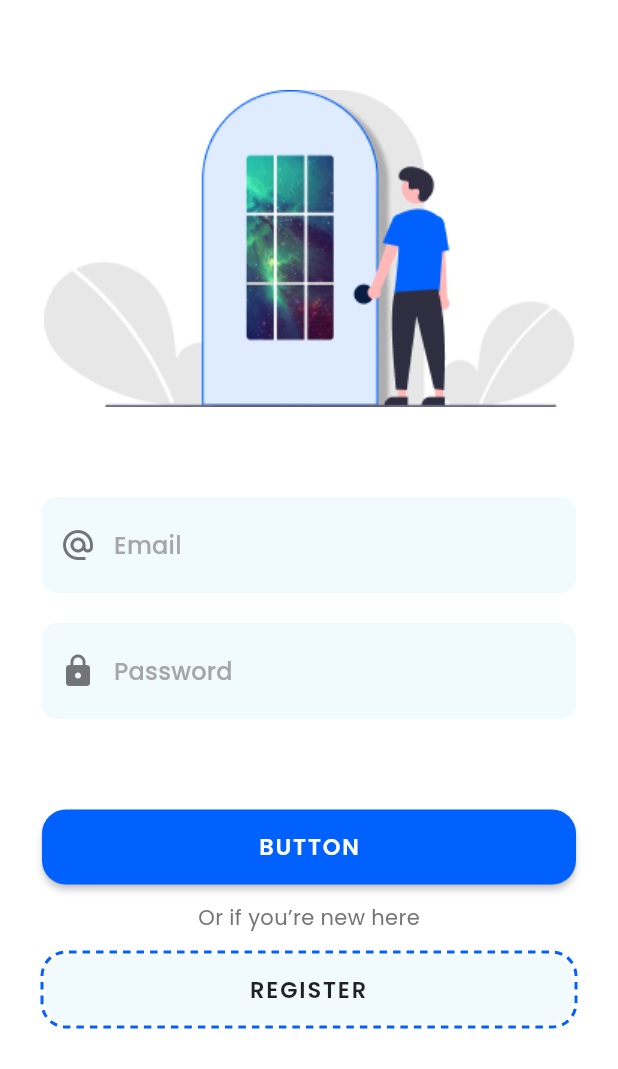
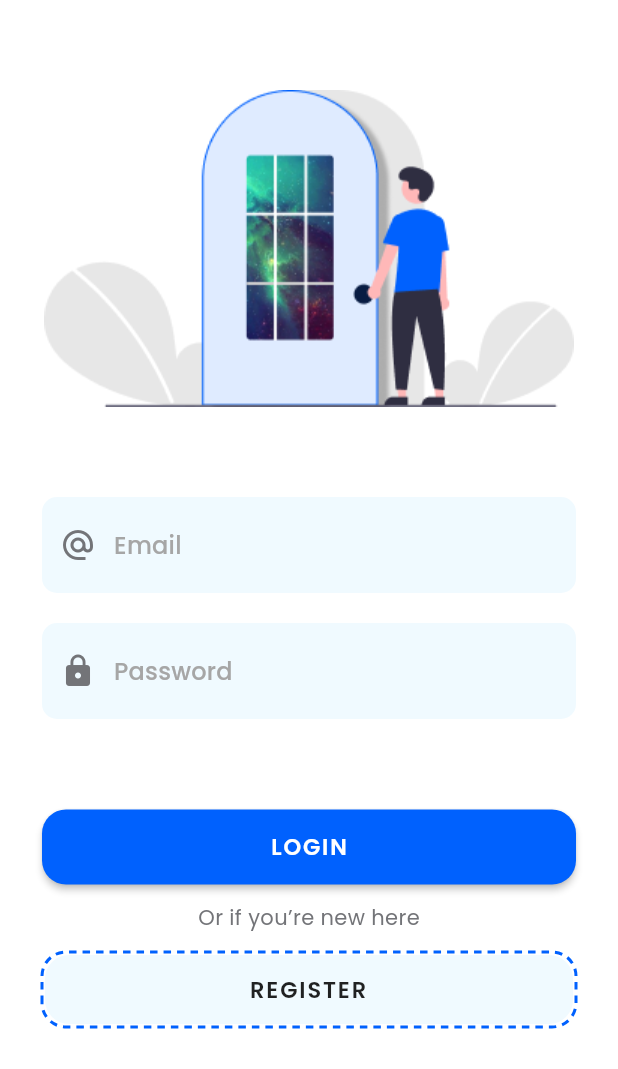
Before and after one commit to doxa-valsium/doxa-mobile-app, a Flutter app: the screen it shows after launch, after a tap on "Go to Login Screen", on a phone screen of 412 x 824 dp, the part 167-1236 px from its top. Run offline on Flutter 3.47's test engine with Material 2 defaults, Android fonts, the phone set to English and light mode, and no system bars; drawn by our look-alikes of dotted_border; our stand-ins replace auto_route, avatar_glow, bloc, cached_network_image, flutter_bloc, flutter_chat_types and 4 more; missing offline and left inert: iconify_flutter; network calls fail.

Commit message:
Update login_screen.dart

```diff
--- a/lib/presentation/screens/playground/login_screen.dart
+++ b/lib/presentation/screens/playground/login_screen.dart
@@ -50,7 +50,7 @@ class LoginScreen extends StatelessWidget {
                 height: 50.0,
                 child: ElevatedButton(
                   child: Text(
-                    'BUTTON',
+                    'LOGIN',
                     style: Theme.of(context).textTheme.button?.copyWith(color: Colors.white),
                   ),
                   onPressed: () {},
```
